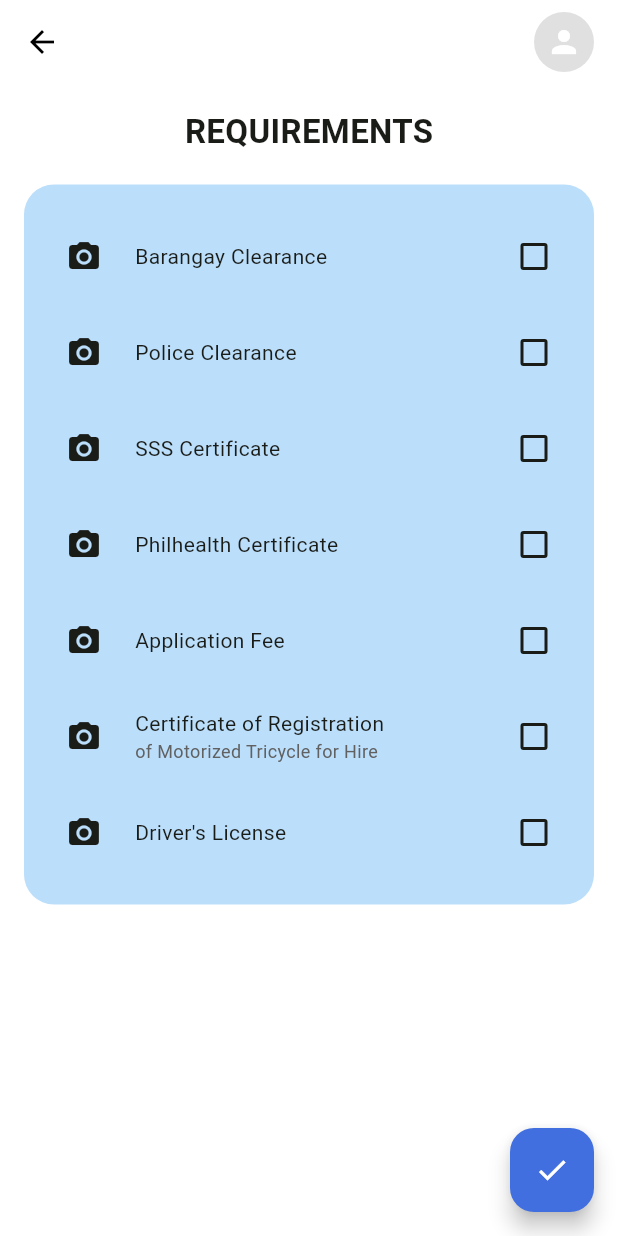
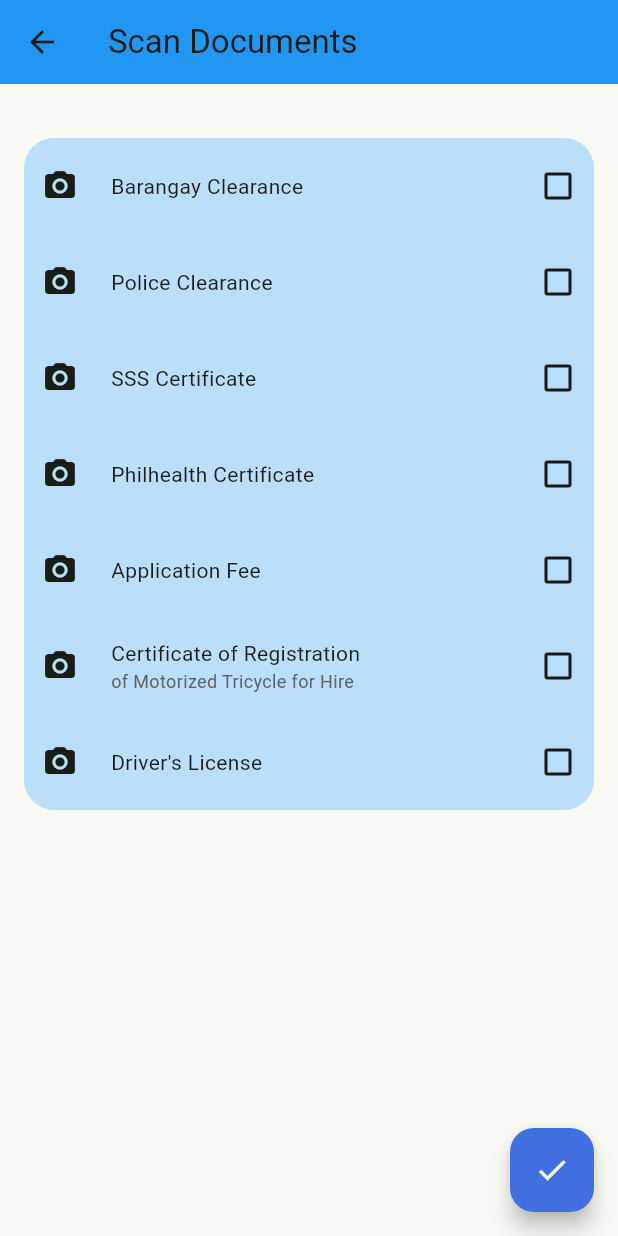
Before and after one commit to crljnl/login-signup-forms-master, a Flutter app: the ScanDocumentScreen screen opened directly, on a phone screen of 412 x 824 dp. Run offline on Flutter 3.47's test engine with Material 3 defaults, Android fonts, the light colour scheme and no system bars; our stand-ins replace image_picker.

Commit message:
edit header (updated)

```diff
--- a/lib/screens/scandocu.dart
+++ b/lib/screens/scandocu.dart
@@ -32,44 +32,18 @@ class _ScanDocumentScreenState extends State<ScanDocumentScreen> {
   @override
   Widget build(BuildContext context) {
     return Scaffold(
-      backgroundColor: Colors.white,
       appBar: AppBar(
-        backgroundColor: Colors.white,
-        elevation: 0,
-        leading: IconButton(
-          icon: const Icon(Icons.arrow_back),
-          color: Colors.black,
-          onPressed: () {
-            Navigator.pop(context); // Navigate back when the back button is pressed
-          },
-        ),
-        actions: [
-          CircleAvatar(
-            backgroundColor: Colors.grey.shade300,
-            child: const Icon(Icons.person),
-          ),
-          const SizedBox(width: 16),
-        ],
+        title: const Text('Scan Documents'),
+        backgroundColor: Colors.blue,
       ),
-      body: Padding(
-        padding: const EdgeInsets.all(16.0),
-        child: Column(
-          crossAxisAlignment: CrossAxisAlignment.start,
-          children: [
-            const Center(
-              child: Text(
-                'REQUIREMENTS',
-                style: TextStyle(
-                  fontSize: 22,
-                  fontWeight: FontWeight.bold,
-                ),
-              ),
-            ),
-            const SizedBox(height: 20), // Space between header and container
+      body: Column(
+        children: [
+          const SizedBox(height: 20), // Top padding
 
-            // Requirements Container
-            Container(
-              padding: const EdgeInsets.all(16.0),
+          // Requirements Container
+          Padding(
+            padding: const EdgeInsets.all(16.0),
+            child: Container(
               decoration: BoxDecoration(
                 color: Colors.blue.shade100,
                 borderRadius: BorderRadius.circular(20),
@@ -144,8 +118,8 @@ class _ScanDocumentScreenState extends State<ScanDocumentScreen> {
                 ],
               ),
             ),
-          ],
-        ),
+          ),
+        ],
       ),
       floatingActionButton: FloatingActionButton(
         onPressed: () {
--- a/lib/screens/signin_screen.dart
+++ b/lib/screens/signin_screen.dart
@@ -31,7 +31,7 @@ class _SignInScreenState extends State<SignInScreen> {
 
     try {
       final response = await http.post(
-        Uri.parse('http://192.168.1.4:3000/login'),  // Use the correct server IP and port
+        Uri.parse('http://192.168.1.18:3000/login'),  // Use the correct server IP and port
         headers: {
           'Content-Type': 'application/json',
         },
```
Also changed, not shown: lib/screens/dashboard.dart (+17 -30 lines), lib/screens/inspection.dart (line endings or trailing spaces), 3 other files.
